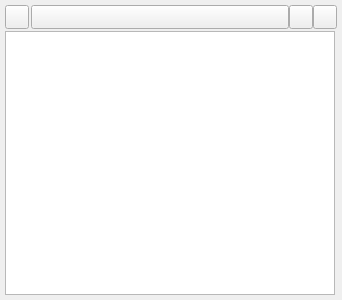
chuanjiabao1981/qatime-win, file qatime-studio/UIBulletscreen.ui: the form before one commit.
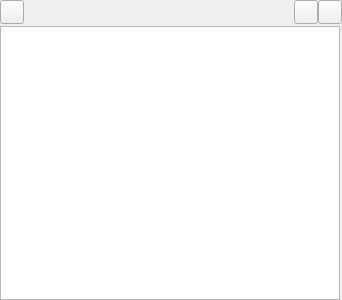
The form after the commit. Icons and pictures are not drawn.

The edit to the form file:
```diff
--- a/qatime-studio/UIBulletscreen.ui
+++ b/qatime-studio/UIBulletscreen.ui
@@ -24,22 +24,47 @@
     <number>2</number>
    </property>
    <property name="leftMargin">
-    <number>5</number>
+    <number>0</number>
    </property>
    <property name="topMargin">
-    <number>5</number>
+    <number>0</number>
    </property>
    <property name="rightMargin">
-    <number>5</number>
+    <number>0</number>
    </property>
    <property name="bottomMargin">
-    <number>5</number>
+    <number>0</number>
    </property>
    <item>
+    <widget class="QWidget" name="title_widget" native="true">
+     <property name="minimumSize">
+      <size>
+       <width>0</width>
+       <height>24</height>
+      </size>
+     </property>
+     <property name="maximumSize">
+      <size>
+       <width>16777215</width>
+       <height>24</height>
+      </size>
+     </property>
     <layout class="QHBoxLayout" name="title_horizontalLayout">
      <property name="spacing">
       <number>2</number>
      </property>
+      <property name="leftMargin">
+       <number>0</number>
+      </property>
+      <property name="topMargin">
+       <number>0</number>
+      </property>
+      <property name="rightMargin">
+       <number>0</number>
+      </property>
+      <property name="bottomMargin">
+       <number>0</number>
+      </property>
      <item>
       <widget class="QPushButton" name="talk_pushButton">
        <property name="minimumSize">
@@ -62,33 +87,24 @@
        </property>
       </widget>
      </item>
+      <item>
+       <spacer name="horizontalSpacer">
+        <property name="orientation">
+         <enum>Qt::Horizontal</enum>
+        </property>
+        <property name="sizeHint" stdset="0">
+         <size>
+          <width>40</width>
+          <height>20</height>
+         </size>
+        </property>
+       </spacer>
+      </item>
      <item>
       <layout class="QHBoxLayout" name="horizontalLayout">
        <property name="spacing">
         <number>0</number>
        </property>
-       <item>
-        <widget class="QPushButton" name="pushButton">
-         <property name="minimumSize">
-          <size>
-           <width>0</width>
-           <height>24</height>
-          </size>
-         </property>
-         <property name="maximumSize">
-          <size>
-           <width>16777215</width>
-           <height>24</height>
-          </size>
-         </property>
-         <property name="cursor">
-          <cursorShape>OpenHandCursor</cursorShape>
-         </property>
-         <property name="text">
-          <string/>
-         </property>
-        </widget>
-       </item>
        <item>
         <widget class="QPushButton" name="set_pushButton">
          <property name="minimumSize">
@@ -136,15 +152,26 @@
       </layout>
      </item>
     </layout>
+    </widget>
    </item>
    <item>
+    <widget class="QWidget" name="bullet_widget" native="true">
     <layout class="QHBoxLayout" name="bullet_horizontalLayout">
      <property name="spacing">
       <number>0</number>
      </property>
+      <property name="leftMargin">
+       <number>0</number>
+      </property>
+      <property name="topMargin">
+       <number>0</number>
+      </property>
      <property name="rightMargin">
       <number>0</number>
      </property>
+      <property name="bottomMargin">
+       <number>0</number>
+      </property>
      <item>
       <widget class="QTextBrowser" name="textBrowser">
        <property name="font">
@@ -181,6 +208,7 @@
       </widget>
      </item>
     </layout>
+    </widget>
    </item>
   </layout>
  </widget>
```
Left out of the diff: 4 changed lines with no effect on the pictures. Lines whose indentation alone changed are shown as unchanged.
